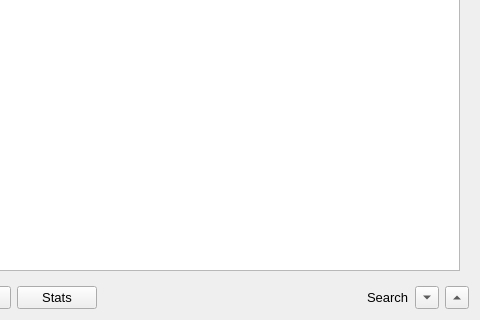
Old version of the form Libraries/src/qbuLog/rc/qbuLoggerWidget2.ui in the repository drescherjm/QtBasicUtils; both pictures show x 166 to 646 and y 358 to 678 of the 646 by 678 pixel window.
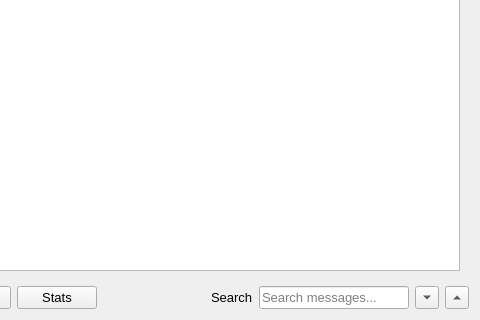
New version of the form.

Commit message: qbuLog: Work on improving the performance of the log and implement a text search.

Patch:
```diff
--- a/Libraries/src/qbuLog/rc/qbuLoggerWidget2.ui
+++ b/Libraries/src/qbuLog/rc/qbuLoggerWidget2.ui
@@ -345,6 +345,28 @@
        </property>
       </widget>
      </item>
+     <item>
+      <widget class="QLineEdit" name="lineEditSearch">
+       <property name="minimumSize">
+        <size>
+         <width>150</width>
+         <height>0</height>
+        </size>
+       </property>
+       <property name="maximumSize">
+        <size>
+         <width>300</width>
+         <height>16777215</height>
+        </size>
+       </property>
+       <property name="placeholderText">
+        <string>Search messages...</string>
+       </property>
+       <property name="clearButtonEnabled">
+        <bool>true</bool>
+       </property>
+      </widget>
+     </item>
      <item>
       <widget class="QToolButton" name="toolButtonSearchDown">
        <property name="text">
```
The commit also changes 10 other files.
